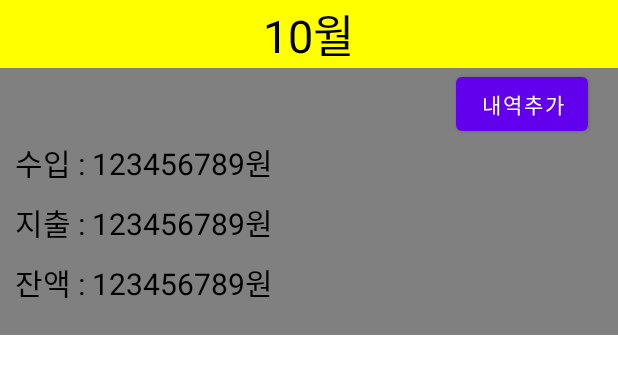
After one commit to KeiPro/AccountBookProject, an Android app: the layout activity_AB_main.xml on its own in the app's theme, with its tools: preview values and no code run, on a phone screen of 412 x 824 dp. The commit adds this screen. Shown: the top 374 px of the screen. Run offline under Robolectric (Android 15) with nearby library versions, the phone set to English and light mode, and no system bars.

Commit message:
MainScreen Layout Prototype Success.

```diff
--- /dev/null
+++ b/app/src/main/res/layout/activity_AB_main.xml
@@ -0,0 +1,128 @@
+<LinearLayout
+    xmlns:android="http://schemas.android.com/apk/res/android"
+    android:orientation="vertical"
+    android:layout_width="match_parent"
+    android:layout_height="match_parent">
+
+    <LinearLayout
+
+        android:background="#FFFF00"
+        android:layout_width="match_parent"
+        android:layout_height="wrap_content"
+        android:orientation="vertical">
+
+        <TextView
+            android:layout_width="wrap_content"
+            android:layout_height="wrap_content"
+            android:layout_gravity="center"
+            android:textSize  = "30dp"
+            android:textColor = "#000000"
+            android:text = "10월" />
+
+    </LinearLayout>
+
+    <LinearLayout
+
+        android:background="#808080"
+        android:layout_width="match_parent"
+        android:layout_height="wrap_content"
+        android:weightSum="3"
+        android:orientation="vertical">
+
+        <Button
+            android:id="@+id/btn_plusHistory"
+            android:onClick="onClickHistory"
+            android:layout_width = "wrap_content"
+            android:layout_height = "wrap_content"
+            android:layout_marginRight = "20dp"
+            android:layout_gravity="right"
+            android:text = "내역추가"/>
+
+        <LinearLayout
+            android:layout_width="match_parent"
+            android:layout_height="wrap_content"
+            android:layout_marginLeft="10dp"
+            android:layout_weight="1"
+            android:orientation="horizontal">
+
+            <TextView
+                android:layout_width="wrap_content"
+                android:layout_height="wrap_content"
+                android:layout_gravity="center"
+                android:textSize  = "20dp"
+                android:textColor = "#000000"
+                android:text = "수입 : " />
+
+            <TextView
+                android:layout_width="wrap_content"
+                android:layout_height="wrap_content"
+                android:layout_gravity="center"
+                android:textSize  = "20dp"
+                android:textColor = "#000000"
+                android:text = "123456789원" />
+
+        </LinearLayout>
+
+        <LinearLayout
+            android:layout_width="match_parent"
+            android:layout_height="wrap_content"
+            android:layout_weight="1"
+            android:layout_marginLeft="10dp"
+            android:layout_marginTop="10dp"
+            android:orientation="horizontal">
+
+            <TextView
+                android:layout_width="wrap_content"
+                android:layout_height="wrap_content"
+                android:layout_gravity="center"
+                android:textSize  = "20dp"
+                android:textColor = "#000000"
+                android:text = "지출 : " />
+
+            <TextView
+                android:layout_width="wrap_content"
+                android:layout_height="wrap_content"
+                android:layout_gravity="center"
+                android:textSize  = "20dp"
+                android:textColor = "#000000"
+                android:text = "123456789원" />
+
+        </LinearLayout>
+
+        <LinearLayout
+            android:layout_width="match_parent"
+            android:layout_height="wrap_content"
+            android:layout_weight="1"
+            android:layout_marginLeft="10dp"
+            android:layout_marginTop="10dp"
+            android:layout_marginBottom="20dp"
+            android:orientation="horizontal">
+
+            <TextView
+                android:layout_width="wrap_content"
+                android:layout_height="wrap_content"
+                android:layout_gravity="center"
+                android:textSize  = "20dp"
+                android:textColor = "#000000"
+                android:text = "잔액 : " />
+
+            <TextView
+                android:layout_width="wrap_content"
+                android:layout_height="wrap_content"
+                android:layout_gravity="center"
+                android:textSize  = "20dp"
+                android:textColor = "#000000"
+                android:text = "123456789원" />
+
+        </LinearLayout>
+
+    </LinearLayout>
+
+    <LinearLayout
+        android:id="@+id/layout_history"
+        android:layout_width="match_parent"
+        android:layout_height="wrap_content"
+        android:orientation="vertical">
+    </LinearLayout>
+
+</LinearLayout>
```
Also changed, not shown: app/src/main/AndroidManifest.xml (+4 -5 lines), app/src/main/java/com/example/accountbookproject/History.java (added, +24 -0 lines), app/src/main/java/com/example/accountbookproject/MainActivity.java (+14 -24 lines), app/src/main/java/com/example/accountbookproject/Person.java (deleted, +0 -24 lines), app/src/main/java/com/example/accountbookproject/SubActivity.java (deleted, +0 -37 lines), app/src/main/res/layout/activity_main.xml (deleted, +0 -30 lines), app/src/main/res/layout/activity_sub.xml (deleted, +0 -21 lines), app/src/main/res/layout/history.xml (added, +15 -0 lines).
